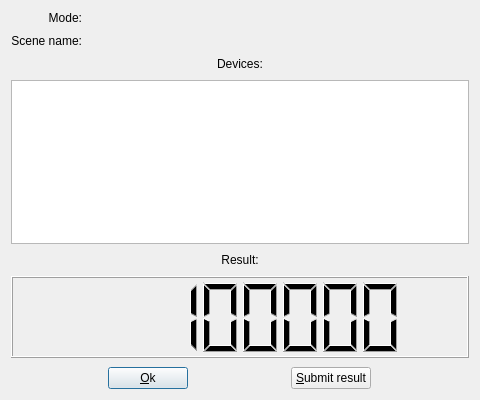
Old version of the form src/resultdialog.ui in the repository LuxCoreRender/LuxMark.
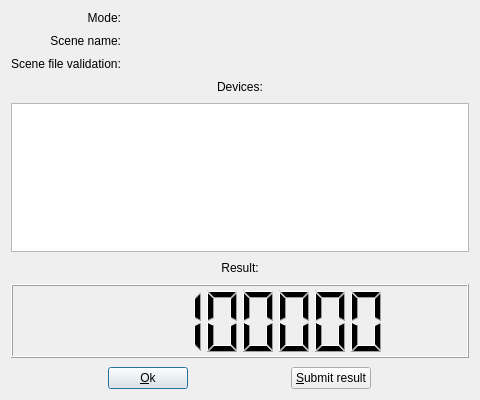
New version of the form. Icons and pictures are not drawn.

Commit message: Added the support for scene file validation via MD5

What changed in the file:
```diff
--- a/src/resultdialog.ui
+++ b/src/resultdialog.ui
@@ -79,7 +79,7 @@
      </property>
     </widget>
    </item>
-   <item row="2" column="0" colspan="2">
+   <item row="5" column="0" colspan="2">
     <widget class="QLabel" name="deviceLabel">
      <property name="text">
       <string>Devices:</string>
@@ -89,7 +89,7 @@
      </property>
     </widget>
    </item>
-   <item row="3" column="0" colspan="2">
+   <item row="6" column="0" colspan="2">
     <widget class="QListView" name="deviceListView">
      <property name="sizePolicy">
       <sizepolicy hsizetype="Expanding" vsizetype="Expanding">
@@ -102,7 +102,7 @@
      </property>
     </widget>
    </item>
-   <item row="4" column="0" colspan="2">
+   <item row="7" column="0" colspan="2">
     <widget class="QLabel" name="sampleSecLabel">
      <property name="text">
       <string>Result:</string>
@@ -112,7 +112,7 @@
      </property>
     </widget>
    </item>
-   <item row="5" column="0" colspan="2">
+   <item row="8" column="0" colspan="2">
     <widget class="QLCDNumber" name="resultLCD">
      <property name="sizePolicy">
       <sizepolicy hsizetype="Expanding" vsizetype="Expanding">
@@ -128,7 +128,7 @@
      </property>
     </widget>
    </item>
-   <item row="6" column="0" colspan="2">
+   <item row="9" column="0" colspan="2">
     <widget class="QWidget" name="widget" native="true">
      <layout class="QGridLayout" name="gridLayout">
       <property name="margin">
@@ -163,6 +163,20 @@
      </layout>
     </widget>
    </item>
+   <item row="2" column="0">
+    <widget class="QLabel" name="validationLablel">
+     <property name="text">
+      <string>Scene file validation:</string>
+     </property>
+    </widget>
+   </item>
+   <item row="2" column="1">
+    <widget class="QLabel" name="validationLabel">
+     <property name="text">
+      <string/>
+     </property>
+    </widget>
+   </item>
   </layout>
  </widget>
  <resources>
```
The commit also changes 3 other files.
